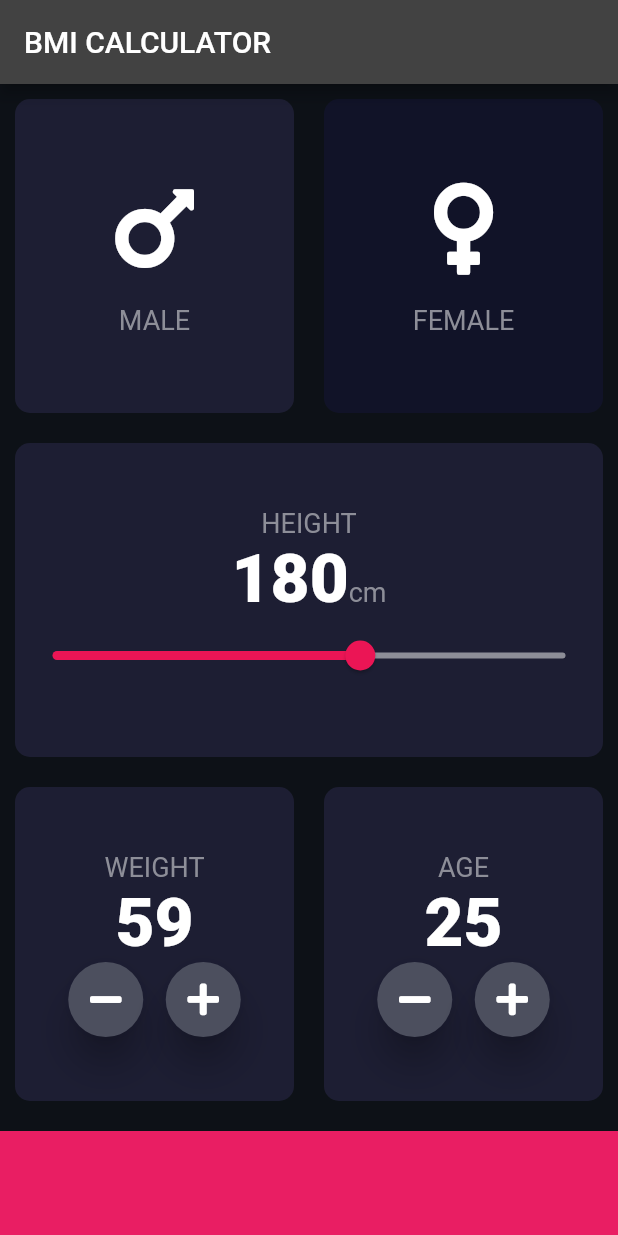
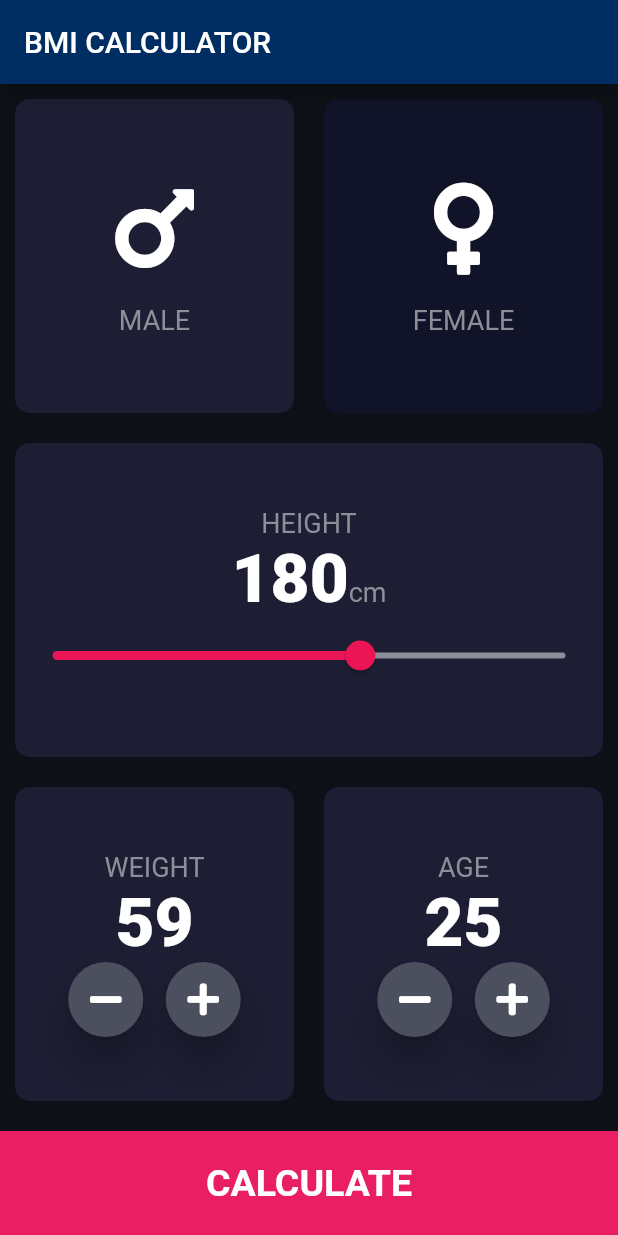
Before and after one commit to Pranav108/BMI-calc-App, a Flutter app: the InputPage screen opened directly, after a tap on an icon or button, on a phone screen of 412 x 824 dp. Run offline on Flutter 3.47's test engine with Material 2 defaults, Android fonts, the phone set to English and light mode, and no system bars; our stand-ins replace font_awesome_flutter; statements that could not run were skipped.

Commit message:
Second commit, kinda done

```diff
--- /dev/null
+++ b/lib/bottom_button.dart
@@ -0,0 +1,29 @@
+import 'package:flutter/material.dart';
+
+import 'constanats.dart';
+
+class BottomButton extends StatelessWidget {
+  BottomButton({required this.onClick, required this.buttonText});
+  final Function onClick;
+  final String buttonText;
+  @override
+  Widget build(BuildContext context) {
+    return GestureDetector(
+      onTap: () {
+        onClick();
+      },
+      child: Container(
+        child: Center(
+          child: Text(
+            buttonText,
+            style: kLargeButtontextStyle,
+          ),
+        ),
+        color: kBottomContainerColour,
+        margin: EdgeInsets.only(top: 10),
+        height: kBottomContainerHeight,
+        width: double.infinity,
+      ),
+    );
+  }
+}
--- a/lib/constanats.dart
+++ b/lib/constanats.dart
@@ -1,9 +1,16 @@
 import 'package:flutter/material.dart';
 import 'package:flutter/widgets.dart';
 
-const kLabelTextStyle = TextStyle(color: Color(0xFF8D8E98),fontSize: 18);
-const kNumberTestStyle = TextStyle(fontWeight: FontWeight.w900,fontSize: 45);
+const kLabelTextStyle = TextStyle(color: Color(0xFF8D8E98), fontSize: 18);
+const kNumberTestStyle = TextStyle(fontWeight: FontWeight.w900, fontSize: 45);
 const kBottomContainerHeight = 70.0;
 const kBottomContainerColour = Colors.pink;
 const kActiveCardColour = Color(0xFF1D1E33);
 const kInActiveCardColour = Color(0xFF111328);
+const kLargeButtontextStyle =
+    TextStyle(fontSize: 25, fontWeight: FontWeight.bold);
+const kTitleTextStyle = TextStyle(fontSize: 50, fontWeight: FontWeight.bold);
+const kResultTextStyle = TextStyle(
+    color: Color(0xFF24D876), fontSize: 22, fontWeight: FontWeight.bold);
+const kBMITextStyle = TextStyle(fontSize: 100, fontWeight: FontWeight.bold);
+const kBodyTextStyle = TextStyle(fontSize: 22);
--- a/lib/input_page.dart
+++ b/lib/input_page.dart
@@ -1,12 +1,16 @@
 // ignore_for_file: prefer_const_constructors, use_key_in_widget_constructors, prefer_const_constructors_in_immutables, prefer_const_literals_to_create_immutables
+import 'package:flutter/material.dart';
 import 'package:font_awesome_flutter/font_awesome_flutter.dart';
-import 'package:flutter/material.dart';
+
+import 'bmi_calculate.dart';
+import 'bottom_button.dart';
+import 'constanats.dart';
 import 'gender_card.dart';
 import 'resuable_card.dart';
-import 'constanats.dart';
+import 'result_page.dart';
+import 'rounded_icon_button.dart';
 
-
-enum Gender{male,female}
+enum Gender { male, female }
 
 class InputPage extends StatefulWidget {
   @override
@@ -14,8 +18,8 @@ class InputPage extends StatefulWidget {
 }
 
 class _InputPageState extends State<InputPage> {
-  Gender selectedGender=Gender.male;
-  int height  = 180;
+  Gender selectedGender = Gender.male;
+  int height = 180;
   int weight = 60;
   int age = 25;
 
@@ -24,6 +28,7 @@ class _InputPageState extends State<InputPage> {
     return Scaffold(
         appBar: AppBar(
           title: Text('BMI CALCULATOR'),
+          backgroundColor: Color(0xFF002D62),
         ),
         body: Column(
           children: [
@@ -32,26 +37,38 @@ class _InputPageState extends State<InputPage> {
                 children: [
                   Expanded(
                     child: ReusableCard(
-                      onPressed: (){setState(() {
-                        selectedGender=Gender.male;
-                      });},
-                      colour: selectedGender==Gender.male?kActiveCardColour:kInActiveCardColour,
+                      onPressed: () {
+                        setState(() {
+                          selectedGender = Gender.male;
+                        });
+                      },
+                      colour: selectedGender == Gender.male
+                          ? kActiveCardColour
+                          : kInActiveCardColour,
                       cardChild: GenderCard(
-                        genderIcon: Icon(FontAwesomeIcons.mars,size: 70,),
+                        genderIcon: Icon(
+                          FontAwesomeIcons.mars,
+                          size: 70,
+                        ),
                         genderText: 'MALE',
                       ),
                     ),
                   ),
                   Expanded(
                     child: ReusableCard(
-                      onPressed: (){
+                      onPressed: () {
                         setState(() {
-                          selectedGender=Gender.female;
+                          selectedGender = Gender.female;
                         });
                       },
-                      colour: selectedGender==Gender.female?kActiveCardColour:kInActiveCardColour,
+                      colour: selectedGender == Gender.female
+                          ? kActiveCardColour
+                          : kInActiveCardColour,
                       cardChild: GenderCard(
-                        genderIcon: Icon(FontAwesomeIcons.venus,size: 70,),
+                        genderIcon: Icon(
+                          FontAwesomeIcons.venus,
+                          size: 70,
+                        ),
                         genderText: 'FEMALE',
                       ),
                     ),
@@ -70,14 +87,22 @@ class _InputPageState extends State<InputPage> {
                       crossAxisAlignment: CrossAxisAlignment.baseline,
                       textBaseline: TextBaseline.alphabetic,
                       children: [
-                        Text(height.toString(),style: kNumberTestStyle,),
-                        Text('cm',style: kLabelTextStyle,) ,
+                        Text(
+                          height.toString(),
+                          style: kNumberTestStyle,
+                        ),
+                        Text(
+                          'cm',
+                          style: kLabelTextStyle,
+                        ),
                       ],
                     ),
                     SliderTheme(
                       data: SliderTheme.of(context).copyWith(
-                        thumbShape: RoundSliderThumbShape(enabledThumbRadius: 10),
-                        overlayShape: RoundSliderOverlayShape(overlayRadius: 25),
+                        thumbShape:
+                            RoundSliderThumbShape(enabledThumbRadius: 10),
+                        overlayShape:
+                            RoundSliderOverlayShape(overlayRadius: 25),
                       ),
                       child: Slider(
                         value: height.toDouble(),
@@ -85,7 +110,7 @@ class _InputPageState extends State<InputPage> {
                         max: 220,
                         activeColor: Color(0xFFEB1555),
                         inactiveColor: Color(0xFF8D8E98),
-                          onChanged: (double newValue){
+                        onChanged: (double newValue) {
                           setState(() {
                             height = newValue.round();
                           });
@@ -106,49 +131,78 @@ class _InputPageState extends State<InputPage> {
                       cardChild: Column(
                         mainAxisAlignment: MainAxisAlignment.center,
                         children: [
-                          Text('WEIGHT',style: kLabelTextStyle,),
-                          Text(weight.toString(),style: kNumberTestStyle,),
+                          Text(
+                            'WEIGHT',
+                            style: kLabelTextStyle,
+                          ),
+                          Text(
+                            weight.toString(),
+                            style: kNumberTestStyle,
+                          ),
                           Row(
                             mainAxisAlignment: MainAxisAlignment.center,
                             children: [
                               RoundedIconButton(
                                 icon: FontAwesomeIcons.minus,
-                                onPressed: (){setState(() {
+                                onPressed: () {
+                                  setState(() {
                                     weight--;
-                              });},),
-                              SizedBox(width: 15,),
+                                  });
+                                },
+                              ),
+                              SizedBox(
+                                width: 15,
+                              ),
                               RoundedIconButton(
                                 icon: FontAwesomeIcons.plus,
-                                onPressed: (){setState(() {
+                                onPressed: () {
+                                  setState(() {
                                     weight++;
-                              });},),
+                                  });
+                                },
+                              ),
                             ],
                           ),
                         ],
                       ),
                     ),
                   ),
-                  Expanded(child: ReusableCard(
+                  Expanded(
+                    child: ReusableCard(
                       colour: kActiveCardColour,
                       cardChild: Column(
                         mainAxisAlignment: MainAxisAlignment.center,
                         children: [
-                        Text('AGE',style: kLabelTextStyle,),
-                        Text(age.toString(),style: kNumberTestStyle,),
+                          Text(
+                            'AGE',
+                            style: kLabelTextStyle,
+                          ),
+                          Text(
+                            age.toString(),
+                            style: kNumberTestStyle,
+                          ),
                           Row(
                             mainAxisAlignment: MainAxisAlignment.center,
                             children: [
                               RoundedIconButton(
                                 icon: FontAwesomeIcons.minus,
-                              onPressed: (){setState(() {
+                                onPressed: () {
+                                  setState(() {
                                     age--;
-                              });},),
-                            SizedBox(width: 15,),
+                                  });
+                                },
+                              ),
+                              SizedBox(
+                                width: 15,
+                              ),
                               RoundedIconButton(
                                 icon: FontAwesomeIcons.plus,
-                              onPressed: (){setState(() {
+                                onPressed: () {
+                                  setState(() {
                                     age++;
-                              });},),
+                                  });
+                                },
+                              ),
                             ],
                           ),
                         ],
@@ -158,31 +212,25 @@ class _InputPageState extends State<InputPage> {
                 ],
               ),
             ),
-            Container(
-              color: kBottomContainerColour,
-              margin: EdgeInsets.only(top: 10),
-              height: kBottomContainerHeight,
-              width: double.infinity,
-            )
+            BottomButton(
+              onClick: () {
+                CalculateBMI calc = CalculateBMI(height: height, weigt: weight);
+                String valueBMI = calc.calculateBMI();
+                String interpretationBMI = calc.getInterpretation();
+                String resultBMI = calc.getResult();
+                Navigator.push(
+                  context,
+                  MaterialPageRoute(
+                      builder: (context) => ResultPage(
+                            valueBMI: valueBMI,
+                            interpretationBMI: interpretationBMI,
+                            resultBMI: resultBMI,
+                          )),
+                );
+              },
+              buttonText: 'CALCULATE',
+            ),
           ],
         ));
   }
 }
-class RoundedIconButton extends StatelessWidget {
-  RoundedIconButton({required this.icon, required this.onPressed});
-  final Function onPressed;
-  final IconData icon;
-  @override
-  Widget build(BuildContext context) {
-    return RawMaterialButton(
-      onPressed: (){
-        onPressed();
-      },
-      child: Icon(icon),
-      shape: CircleBorder(),
-      fillColor: Color(0xFF4C4F5E),
-      constraints: BoxConstraints.tightFor(width: 50,height: 50),
-      elevation: 10,
-    );
-  }
-}
--- a/lib/main.dart
+++ b/lib/main.dart
@@ -1,4 +1,5 @@
 import 'package:flutter/material.dart';
+
 import 'input_page.dart ';
 
 void main() => runApp(BMICalculator());
@@ -8,9 +9,10 @@ class BMICalculator extends StatelessWidget {
   Widget build(BuildContext context) {
     final ThemeData theme = ThemeData();
     return MaterialApp(
+      debugShowCheckedModeBanner: false,
       theme: ThemeData.dark().copyWith(
-           primaryColor: Color(0xFF0D1117),
-           scaffoldBackgroundColor: Color(0xFF0D1117),
+        primaryColorDark: Color(0xFF0D1117),
+        scaffoldBackgroundColor: Color(0xFF0D1117),
       ),
       home: InputPage(),
     );
--- /dev/null
+++ b/lib/rounded_icon_button.dart
@@ -0,0 +1,20 @@
+import 'package:flutter/material.dart';
+
+class RoundedIconButton extends StatelessWidget {
+  RoundedIconButton({required this.icon, required this.onPressed});
+  final Function onPressed;
+  final IconData icon;
+  @override
+  Widget build(BuildContext context) {
+    return RawMaterialButton(
+      onPressed: () {
+        onPressed();
+      },
+      child: Icon(icon),
+      shape: CircleBorder(),
+      fillColor: Color(0xFF4C4F5E),
+      constraints: BoxConstraints.tightFor(width: 50, height: 50),
+      elevation: 10,
+    );
+  }
+}
```
Also changed, not shown: lib/bmi_calculate.dart (added, +32 -0 lines), lib/result_page.dart (added, +83 -0 lines), 2 other files. Lines whose indentation alone changed are shown as unchanged.
